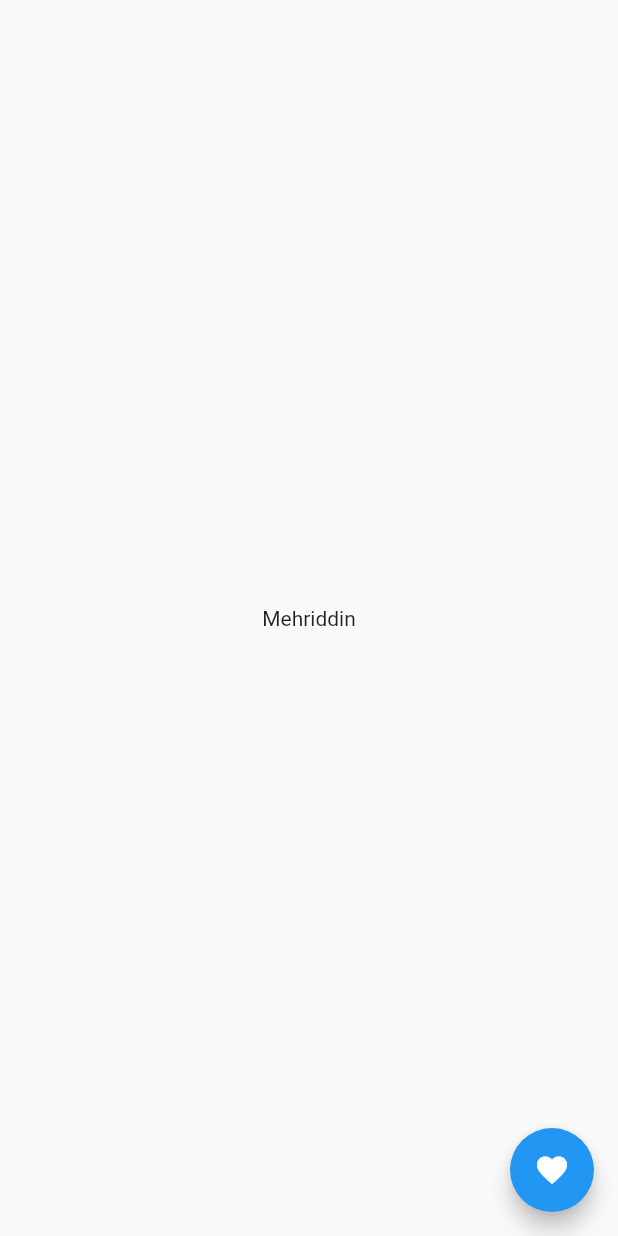
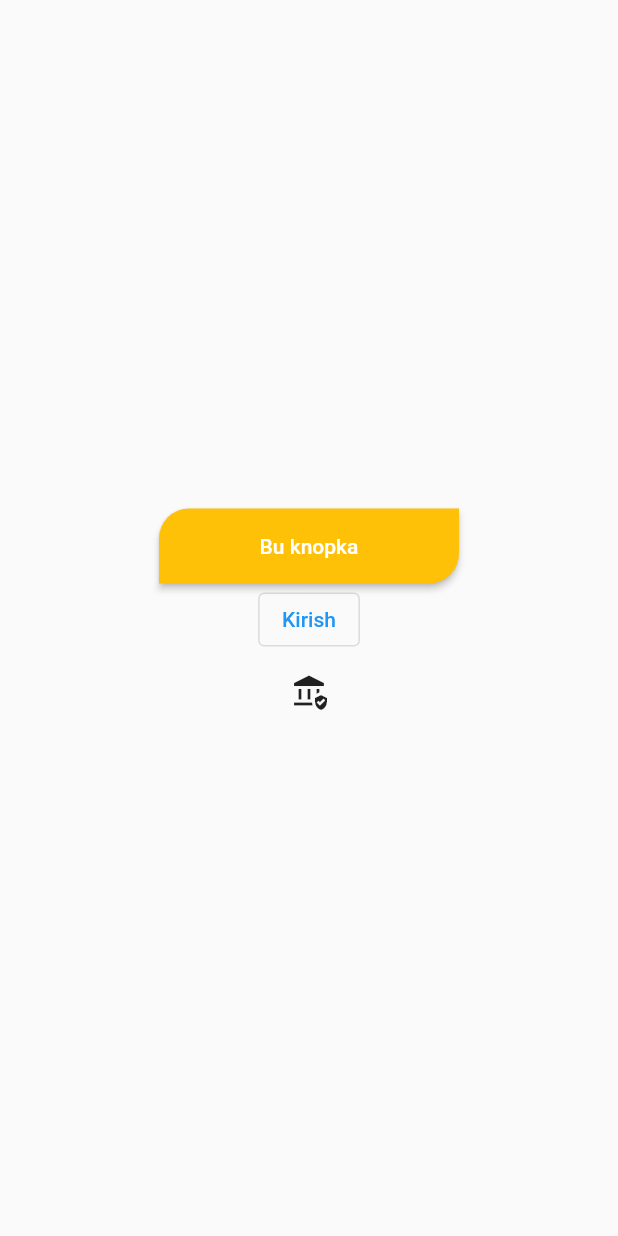
Before and after one commit to Asadbek-IP/lesson5, a Flutter app: the screen it shows after launch, after a tap on "Kirish", on a phone screen of 412 x 824 dp. Run offline on Flutter 3.47's test engine with Material 2 defaults, Android fonts, the phone set to English and light mode, and no system bars; network calls fail.

Commit message:
new changed

```diff
--- a/lib/main.dart
+++ b/lib/main.dart
@@ -1,10 +1,12 @@
-
 import 'package:flutter/material.dart';
+import 'package:lesson5/pages/button_page.dart';
+import 'package:lesson5/pages/full.dart';
 import 'package:lesson5/pages/home_page.dart';
+import 'package:lesson5/pages/image_page.dart';
+import 'package:lesson5/pages/less.dart';
 
 void main(List<String> args) {
   runApp(MeningIlovam());
-
 }
 
 class MeningIlovam extends StatefulWidget {
@@ -17,9 +19,6 @@ class MeningIlovam extends StatefulWidget {
 class _MeningIlovamState extends State<MeningIlovam> {
   @override
   Widget build(BuildContext context) {
-    return MaterialApp(
-      home: HomePage()
-
-    );
+    return MaterialApp(home: ButtonPage());
   }
 }
--- /dev/null
+++ b/lib/pages/button_page.dart
@@ -0,0 +1,36 @@
+import 'package:flutter/material.dart';
+
+class ButtonPage extends StatelessWidget {
+  const ButtonPage({super.key});
+
+  @override
+  Widget build(BuildContext context) {
+    return Scaffold(
+      body: Center(
+        child: Column(
+          mainAxisAlignment: MainAxisAlignment.center,
+          children: [
+            SizedBox(
+              width: 200,
+              height: 50,
+              child: ElevatedButton(
+                onPressed: () {
+                  print("bosildi");
+                },
+                style: const ButtonStyle(
+                    shape: MaterialStatePropertyAll(RoundedRectangleBorder(
+                        borderRadius: BorderRadius.only(
+                            topLeft: Radius.circular(20),
+                            bottomRight: Radius.circular(20)))),
+                    backgroundColor: MaterialStatePropertyAll(Colors.amber)),
+                child: const Text("Bu knopka"),
+              ),
+            ),
+            OutlinedButton(onPressed: () {}, child: const Text("Kirish")),
+            IconButton(onPressed: () {}, icon: Icon(Icons.assured_workload))
+          ],
+        ),
+      ),
+    );
+  }
+}
--- a/lib/pages/home_page.dart
+++ b/lib/pages/home_page.dart
@@ -1,5 +1,4 @@
 import 'package:flutter/material.dart';
-import 'package:lesson5/pages/login_page.dart';
 
 class HomePage extends StatefulWidget {
   const HomePage({super.key});
@@ -39,29 +38,17 @@ class _HomePageState extends State<HomePage> {
           ),
         ],
       ),
-      body: Center(
-        child: ElevatedButton(
-          style: ButtonStyle(
-              shape: MaterialStatePropertyAll(RoundedRectangleBorder(
-                  borderRadius: BorderRadius.circular(20)))),
-          onPressed: () {
-            Navigator.push(
-              context,
-              MaterialPageRoute(
-                builder: (context) => LoginPage(
-                  name: name,
-                ),
-              ),
-            ).then((value) {
-              setState(() {
-                yosh = value;
-              });
-            });
-            // Navigator.pop(context); orqaga
-          },
-          child: const Text("Kirish"),
-        ),
-      ),
+      body: const Center(
+          child: Text(
+        "Mehriddin dssd",
+        style: TextStyle(
+            fontSize: 25,
+            color: Colors.cyan,
+            backgroundColor: Colors.amber,
+            fontWeight: FontWeight.w600,
+            letterSpacing: 3,
+            wordSpacing: 10),
+      )),
       floatingActionButton: FloatingActionButton(
         onPressed: () async {},
         child: const Icon(Icons.add),
```
Also changed, not shown: lib/pages/full.dart (added, +43 -0 lines), lib/pages/image_page.dart (added, +26 -0 lines), lib/pages/less.dart (added, +24 -0 lines), pubspec.yaml (+4 -3 lines), assets/images/avatar.webp (added), assets/images/styory1.jpg (added), 1 other file.
